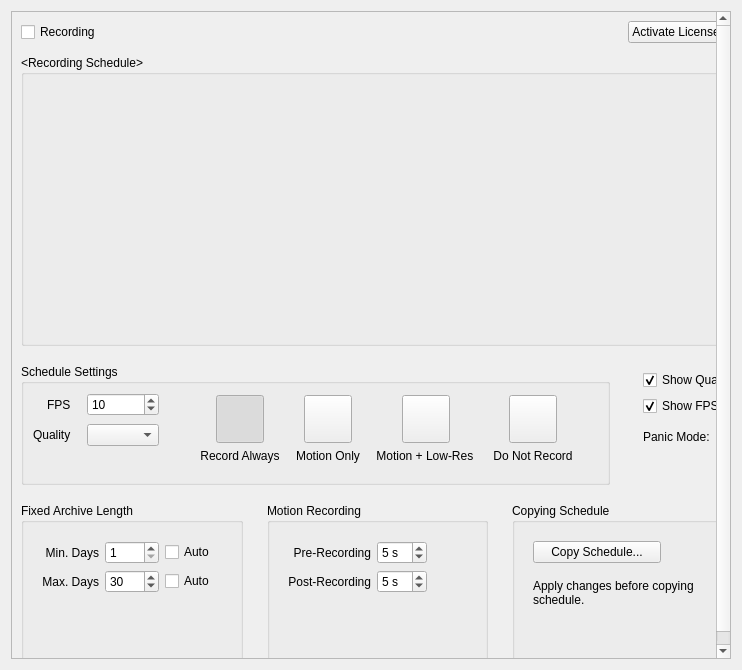
The window that client/libclient/src/ui/widgets/properties/camera_schedule_widget.ui (networkoptix/nx_open) describes before a commit, drawn with Qt 5.
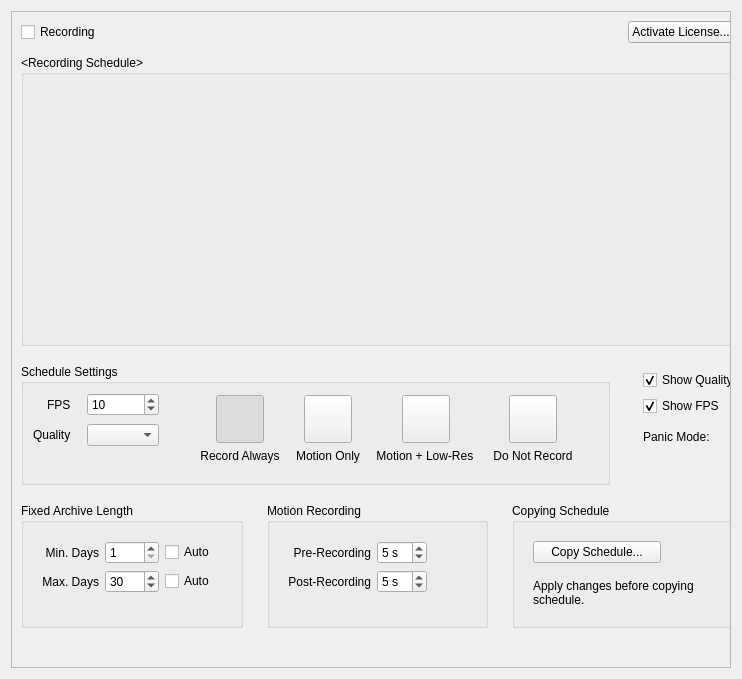
The same window after the commit. The open tabs and pages were chosen to show the change. Custom widgets are drawn as their Qt base class.

Commit message:
VMS-3874: Add alerts into "Recording" & "Motion" tabs in Camera Settings
<==== Mercurial data ====>
Branch: dev_3.0.0_gui

Diff of the .ui file:
```diff
--- a/client/libclient/src/ui/widgets/properties/camera_schedule_widget.ui
+++ b/client/libclient/src/ui/widgets/properties/camera_schedule_widget.ui
@@ -7,7 +7,7 @@
     <x>0</x>
     <y>0</y>
     <width>742</width>
-    <height>670</height>
+    <height>679</height>
    </rect>
   </property>
   <layout class="QVBoxLayout" name="verticalLayout_6">
@@ -27,11 +27,11 @@
        <rect>
         <x>0</x>
         <y>0</y>
-        <width>705</width>
-        <height>683</height>
+        <width>722</width>
+        <height>659</height>
        </rect>
       </property>
-      <layout class="QVBoxLayout" name="verticalLayout_7" stretch="0,0,0,0,0">
+      <layout class="QVBoxLayout" name="verticalLayout_7" stretch="0,0,0,0,0,1">
        <item>
         <layout class="QHBoxLayout" name="topButtonsLayout">
          <item>
@@ -669,37 +669,6 @@
               </layout>
              </widget>
             </item>
-            <item>
-             <widget class="QStackedWidget" name="warningStackedWidget">
-              <property name="sizePolicy">
-               <sizepolicy hsizetype="Fixed" vsizetype="Fixed">
-                <horstretch>0</horstretch>
-                <verstretch>0</verstretch>
-               </sizepolicy>
-              </property>
-              <property name="currentIndex">
-               <number>1</number>
-              </property>
-              <widget class="QWidget" name="warningPage">
-               <layout class="QHBoxLayout" name="horizontalLayout_2">
-                <item>
-                 <widget class="QLabel" name="minArchiveDaysWarningLabel">
-                  <property name="text">
-                   <string notr="true">&lt;High minimum value can lead to archive length decrease on other cameras.&gt;</string>
-                  </property>
-                  <property name="alignment">
-                   <set>Qt::AlignLeading|Qt::AlignLeft|Qt::AlignTop</set>
-                  </property>
-                  <property name="wordWrap">
-                   <bool>true</bool>
-                  </property>
-                 </widget>
-                </item>
-               </layout>
-              </widget>
-              <widget class="QWidget" name="noWarningPage"/>
-             </widget>
-            </item>
             <item>
              <spacer name="verticalSpacer_6">
               <property name="orientation">
@@ -876,6 +845,19 @@
          </item>
         </layout>
        </item>
+       <item>
+        <spacer name="verticalSpacer_7">
+         <property name="orientation">
+          <enum>Qt::Vertical</enum>
+         </property>
+         <property name="sizeHint" stdset="0">
+          <size>
+           <width>20</width>
+           <height>1</height>
+          </size>
+         </property>
+        </spacer>
+       </item>
       </layout>
      </widget>
     </widget>
```
The commit also changes 13 other files.
